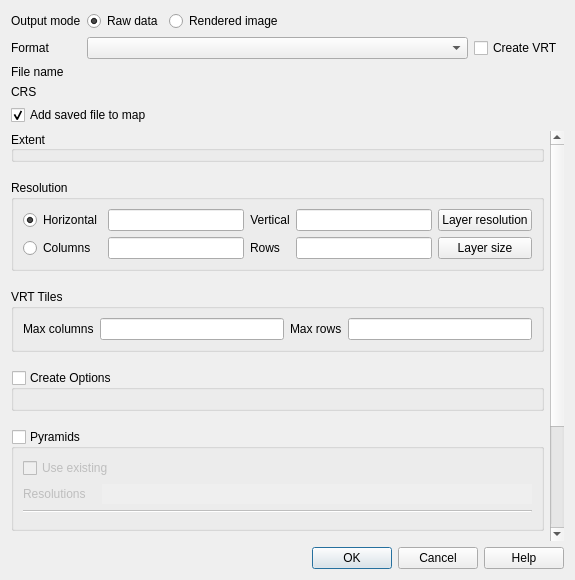
Old version of the form src/ui/qgsrasterlayersaveasdialogbase.ui in the repository qgis/QGIS.
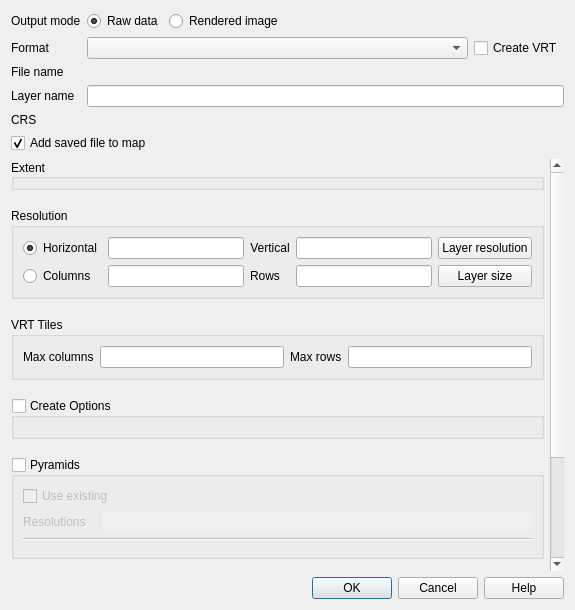
New version of the form. Icons and pictures are not drawn. Custom widgets are drawn as their Qt base class.

Commit message: [FEATURE] Append raster layer to an existing Geopackage in the 'Save Raster Layer As' dialog. Fixes #17926

```diff
--- a/src/ui/qgsrasterlayersaveasdialogbase.ui
+++ b/src/ui/qgsrasterlayersaveasdialogbase.ui
@@ -7,7 +7,7 @@
     <x>0</x>
     <y>0</y>
     <width>575</width>
-    <height>580</height>
+    <height>610</height>
    </rect>
   </property>
   <property name="windowTitle">
@@ -86,7 +86,7 @@
        </property>
       </widget>
      </item>
-     <item row="3" column="1">
+     <item row="4" column="1">
       <widget class="QgsProjectionSelectionWidget" name="mCrsSelector" native="true">
        <property name="focusPolicy">
         <enum>Qt::StrongFocus</enum>
@@ -118,7 +118,7 @@
        </item>
       </layout>
      </item>
-     <item row="3" column="0">
+     <item row="4" column="0">
       <widget class="QLabel" name="label_2">
        <property name="sizePolicy">
         <sizepolicy hsizetype="Fixed" vsizetype="Fixed">
@@ -147,7 +147,7 @@
        </property>
       </widget>
      </item>
-     <item row="4" column="0" colspan="2">
+     <item row="5" column="0" colspan="2">
       <widget class="QCheckBox" name="mAddToCanvas">
        <property name="text">
         <string>Add saved file to map</string>
@@ -157,6 +157,16 @@
        </property>
       </widget>
      </item>
+     <item row="3" column="0">
+      <widget class="QLabel" name="label_3">
+       <property name="text">
+        <string>Layer name</string>
+       </property>
+      </widget>
+     </item>
+     <item row="3" column="1">
+      <widget class="QLineEdit" name="mLayerName"/>
+     </item>
     </layout>
    </item>
    <item>
```
Left out of the diff: 1 changed line with no effect on the pictures. The commit also changes 4 other files.
